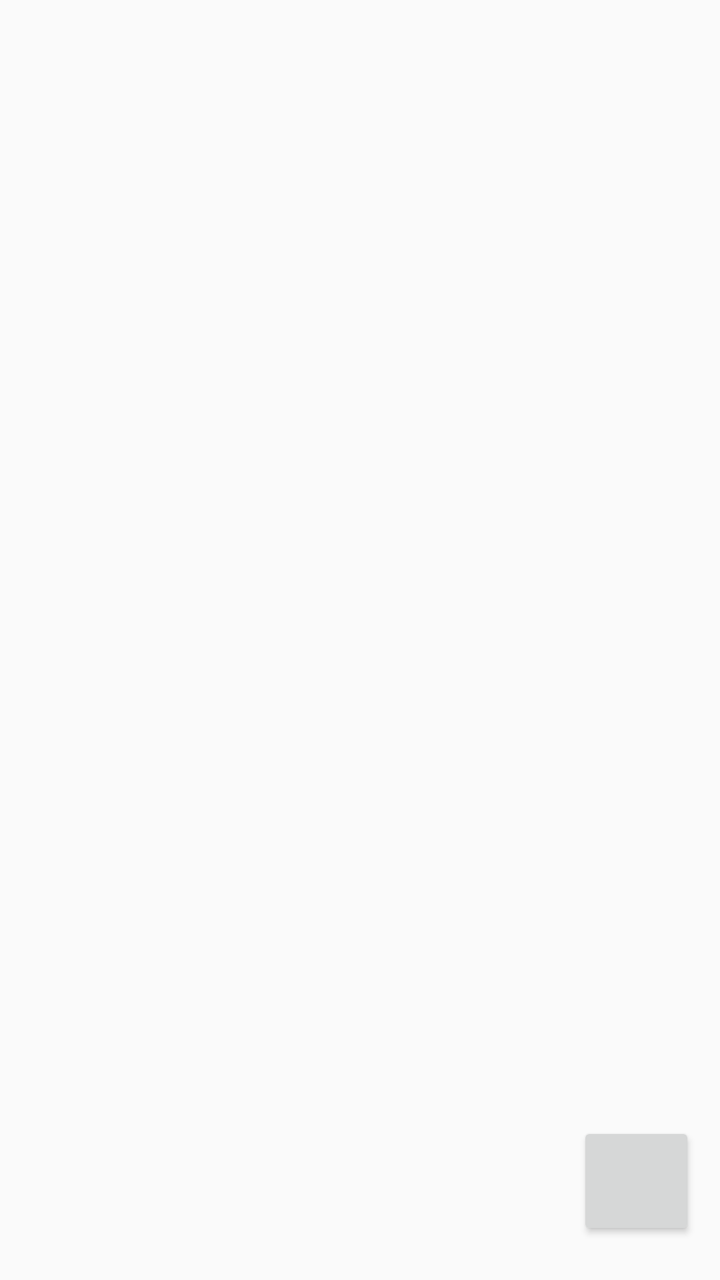
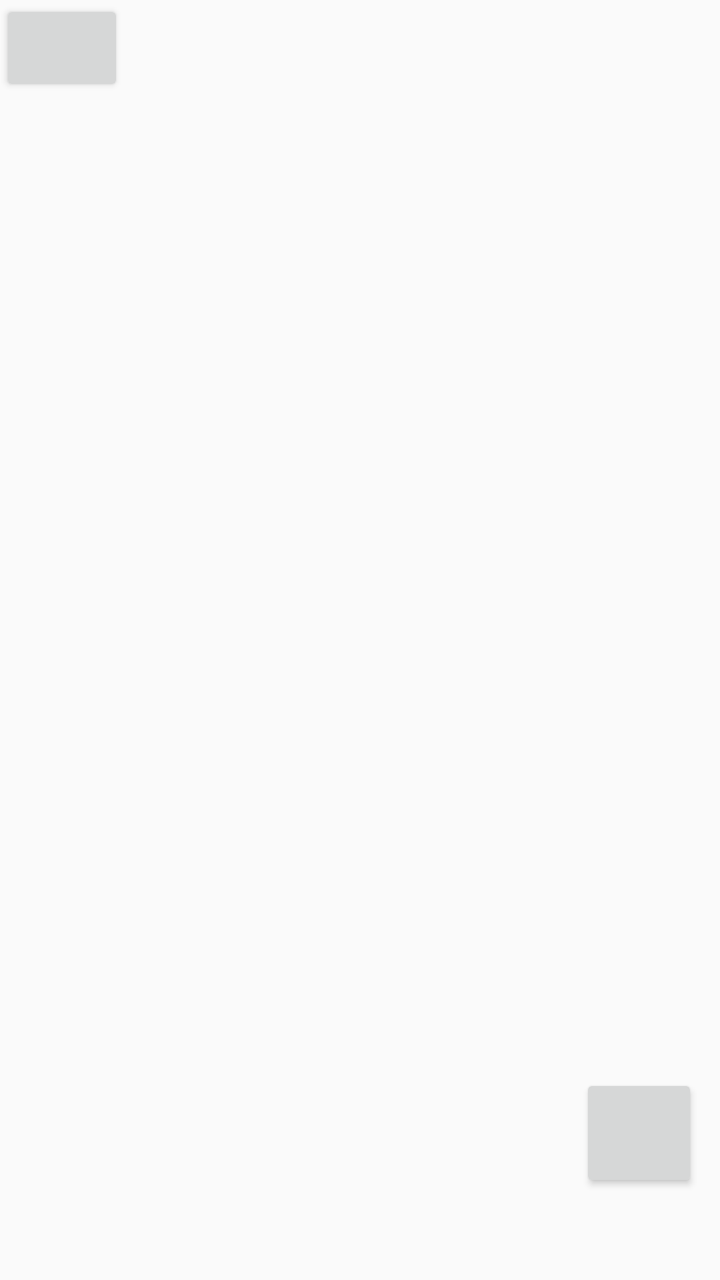

Compare the two renders of this Android layout. The source of the first and the diff that turns it into the second are given below.
<!-- AndroidManifest.xml: application theme AppTheme -->
<!-- res/layout/activity_project.xml -->
<?xml version="1.0" encoding="utf-8"?>
<androidx.constraintlayout.widget.ConstraintLayout xmlns:android="http://schemas.android.com/apk/res/android"
    xmlns:app="http://schemas.android.com/apk/res-auto"
    xmlns:tools="http://schemas.android.com/tools"
    android:layout_width="match_parent"
    android:layout_height="match_parent"
    tools:context=".ProjectActivity">

    <Button
        android:id="@+id/btn_new_project"
        android:layout_width="59dp"
        android:layout_height="59dp"
        android:layout_marginEnd="32dp"
        android:layout_marginBottom="48dp"
        app:layout_constraintBottom_toBottomOf="@+id/rv_projects"
        app:layout_constraintEnd_toEndOf="@+id/rv_projects" />

    <androidx.recyclerview.widget.RecyclerView
        android:id="@+id/rv_projects"
        android:layout_width="399dp"
        android:layout_height="696dp"
        app:layout_constraintBottom_toBottomOf="parent"
        app:layout_constraintEnd_toEndOf="parent"
        app:layout_constraintStart_toStartOf="parent"
        app:layout_constraintTop_toTopOf="parent" />
</androidx.constraintlayout.widget.ConstraintLayout>
<!-- resources referenced by this layout -->
<resources>
  <style name="AppTheme" parent="Theme.AppCompat.Light.NoActionBar">
          
          <item name="colorPrimary">@color/colorPrimary</item>
          <item name="colorPrimaryDark">@color/colorPrimaryDark</item>
          <item name="colorAccent">@color/colorAccent</item>
      </style>
  <color name="colorPrimary">#008577</color>
  <color name="colorPrimaryDark">#00574B</color>
  <color name="colorAccent">#D81B60</color>
</resources>

<!-- the commit's change to res/layout/activity_project.xml (unified diff, before → after) -->
@@ -17,10 +17,17 @@
 
     <androidx.recyclerview.widget.RecyclerView
         android:id="@+id/rv_projects"
-        android:layout_width="399dp"
-        android:layout_height="696dp"
+        android:layout_width="402dp"
+        android:layout_height="648dp"
         app:layout_constraintBottom_toBottomOf="parent"
         app:layout_constraintEnd_toEndOf="parent"
         app:layout_constraintStart_toStartOf="parent"
         app:layout_constraintTop_toTopOf="parent" />
+
+    <Button
+        android:id="@+id/btn_project_back"
+        android:layout_width="62dp"
+        android:layout_height="48dp"
+        app:layout_constraintStart_toStartOf="parent"
+        app:layout_constraintTop_toTopOf="parent" />
 </androidx.constraintlayout.widget.ConstraintLayout>
